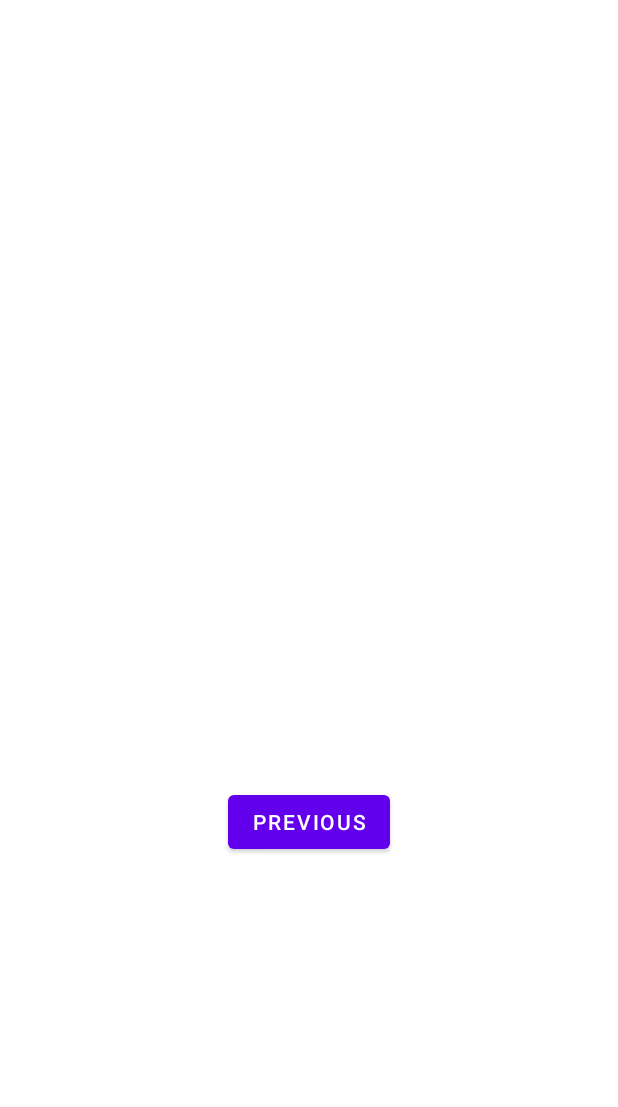
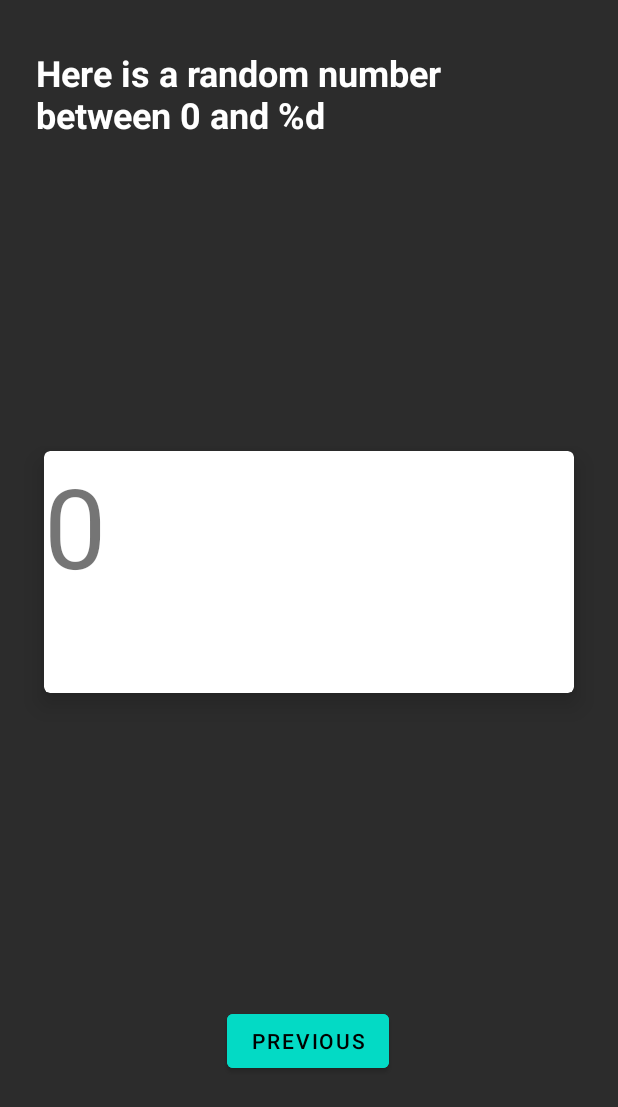
Before and after one commit to limlincoln/MyFirstAndroidApp, an Android app: the layout fragment_second.xml on its own in the app's theme, with its tools: preview values and no code run, on a phone screen of 412 x 824 dp. Shown: the top 1107 px of the screen. Run offline under Robolectric (Android 15) with nearby library versions, the phone set to English and light mode, and no system bars.

```diff
--- a/app/build.gradle
+++ b/app/build.gradle
@@ -1,5 +1,6 @@
 plugins {
     id 'com.android.application'
+    id 'androidx.navigation.safeargs'
 }
 
 android {
@@ -32,7 +33,8 @@ android {
 }
 
 dependencies {
-
+    implementation 'com.google.android.material:material:1.2.1'
+    implementation 'androidx.cardview:cardview:1.0.0'
     implementation 'androidx.appcompat:appcompat:1.4.1'
     implementation 'com.google.android.material:material:1.5.0'
     implementation 'androidx.constraintlayout:constraintlayout:2.1.3'
--- a/app/src/main/res/layout/fragment_second.xml
+++ b/app/src/main/res/layout/fragment_second.xml
@@ -4,24 +4,65 @@
     xmlns:tools="http://schemas.android.com/tools"
     android:layout_width="match_parent"
     android:layout_height="match_parent"
+    android:background="@color/screenBackground"
     tools:context=".SecondFragment">
 
-    <TextView
-        android:id="@+id/textview_second"
+    <Button
+        android:id="@+id/previous"
         android:layout_width="wrap_content"
         android:layout_height="wrap_content"
-        app:layout_constraintBottom_toTopOf="@id/button_second"
+        android:backgroundTint="@color/teal_200"
+        android:hapticFeedbackEnabled="true"
+        android:text="@string/previous"
+        android:textColor="@color/black"
+        app:layout_constraintBottom_toBottomOf="parent"
         app:layout_constraintEnd_toEndOf="parent"
+        app:layout_constraintHorizontal_bias="0.498"
+        app:layout_constraintStart_toStartOf="parent"
+        app:layout_constraintTop_toTopOf="parent"
+        app:layout_constraintVertical_bias="0.863" />
+
+    <TextView
+        android:id="@+id/header_secondfragment"
+        android:layout_width="0dp"
+        android:layout_height="wrap_content"
+        android:layout_marginStart="24dp"
+        android:layout_marginTop="32dp"
+        android:layout_marginEnd="24dp"
+        android:text="@string/headertextview_secondfragment"
+        android:textColor="@color/white"
+        android:textSize="24sp"
+        android:textStyle="bold"
+        app:layout_constraintEnd_toEndOf="parent"
+        app:layout_constraintHorizontal_bias="0.0"
         app:layout_constraintStart_toStartOf="parent"
         app:layout_constraintTop_toTopOf="parent" />
 
-    <Button
-        android:id="@+id/button_second"
-        android:layout_width="wrap_content"
-        android:layout_height="wrap_content"
-        android:text="@string/previous"
-        app:layout_constraintBottom_toBottomOf="parent"
+    <androidx.cardview.widget.CardView
+        android:layout_width="380dp"
+        android:layout_height="200dp"
+        android:layout_margin="10dp"
+        android:layout_marginStart="10dp"
+        android:layout_marginTop="20dp"
+        android:layout_marginEnd="10dp"
+        android:layout_marginBottom="20dp"
+        app:cardBackgroundColor="@color/white"
+        app:cardCornerRadius="4dp"
+        app:cardElevation="10dp"
+        app:cardMaxElevation="12dp"
+        app:cardPreventCornerOverlap="true"
+        app:cardUseCompatPadding="true"
+        app:layout_constraintBottom_toTopOf="@+id/previous"
         app:layout_constraintEnd_toEndOf="parent"
         app:layout_constraintStart_toStartOf="parent"
-        app:layout_constraintTop_toBottomOf="@id/textview_second" />
+        app:layout_constraintTop_toBottomOf="@+id/header_secondfragment">
+
+        <TextView
+            android:id="@+id/randomtext_secondfragment"
+            android:layout_width="match_parent"
+            android:layout_height="match_parent"
+            android:text="@string/randomtextview_secondfragment"
+            android:textSize="74sp" />
+    </androidx.cardview.widget.CardView>
+
 </androidx.constraintlayout.widget.ConstraintLayout>
--- a/app/src/main/res/navigation/nav_graph.xml
+++ b/app/src/main/res/navigation/nav_graph.xml
@@ -24,5 +24,8 @@
         <action
             android:id="@+id/action_SecondFragment_to_FirstFragment"
             app:destination="@id/FirstFragment" />
+        <argument
+            android:name="random_value"
+            app:argType="integer" />
     </fragment>
 </navigation>
--- a/app/src/main/res/values/strings.xml
+++ b/app/src/main/res/values/strings.xml
@@ -10,5 +10,6 @@
     <string name="random">Random</string>
 
     <string name="hello_first_fragment">0</string>
-    <string name="hello_second_fragment">Hello second fragment. Arg: %1$s</string>
+    <string name="randomtextview_secondfragment">0</string>
+    <string name="headertextview_secondfragment">Here is a random number between 0 and %d</string>
 </resources>
```
Also changed, not shown: app/src/main/java/com/example/helloworld/FirstFragment.java (+31 -16 lines), app/src/main/java/com/example/helloworld/SecondFragment.java (+19 -1 lines), build.gradle (+10 -0 lines).
